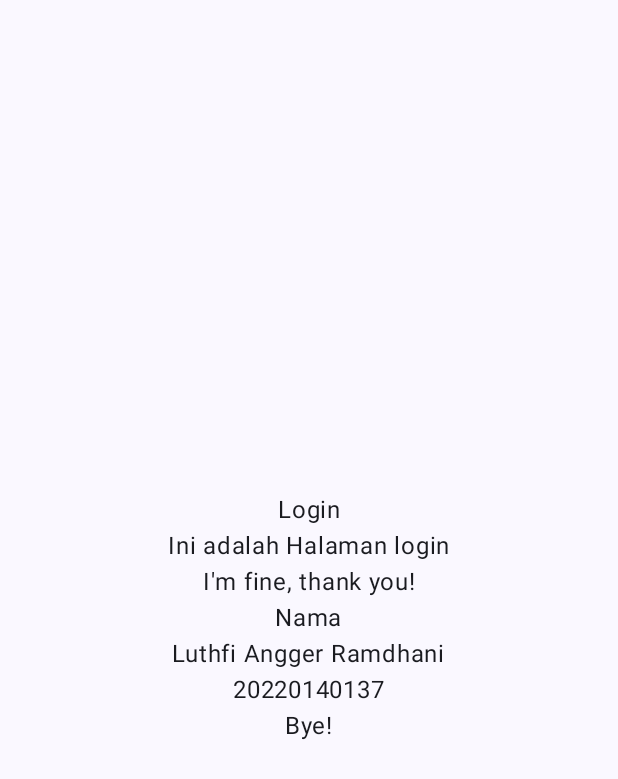
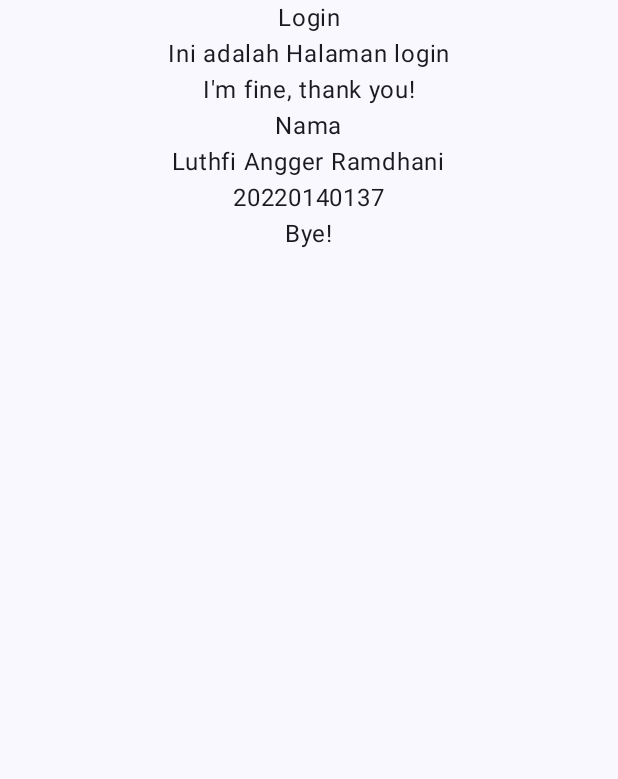
Before and after one commit to LingGrani/QuestBasicComposable_137, an Android app built with Jetpack Compose: the screen it shows after launch (MainActivity), on a phone screen of 412 x 824 dp. Shown: the top 779 px of the screen. Run offline under Robolectric (Android 15) with nearby library versions, the phone set to English and light mode, and no system bars.

Commit message:
Adjust layout to Top

```diff
--- a/app/src/main/java/com/example/questbasiccomposable_137/MainActivity.kt
+++ b/app/src/main/java/com/example/questbasiccomposable_137/MainActivity.kt
@@ -37,36 +37,29 @@ class MainActivity : ComponentActivity() {
 fun BasicLayout(modifier: Modifier = Modifier) {
     Column (
         horizontalAlignment = Alignment.CenterHorizontally,
-        verticalArrangement = Arrangement.Center,
+        verticalArrangement = Arrangement.Top,
         modifier = modifier.fillMaxSize()
     ){
         Text(
             text = "Login",
-            modifier = modifier
         )
         Text(
             text = "Ini adalah Halaman login",
-            modifier = modifier
         )
         Text(
             text = "I'm fine, thank you!",
-            modifier = modifier
         )
         Text(
             text = "Nama",
-            modifier = modifier
         )
         Text(
             text = "Luthfi Angger Ramdhani",
-            modifier = modifier
         )
         Text(
             text = "20220140137",
-            modifier = modifier
         )
         Text(
             text = "Bye!",
-            modifier = modifier
         )
     }
 }
```
